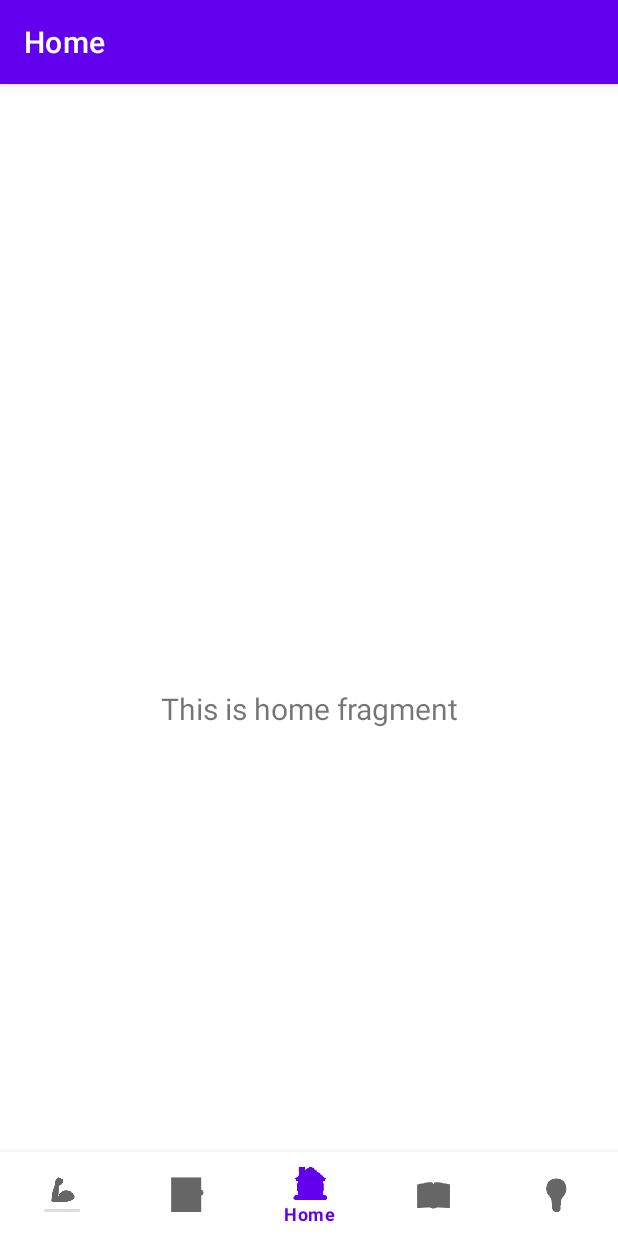
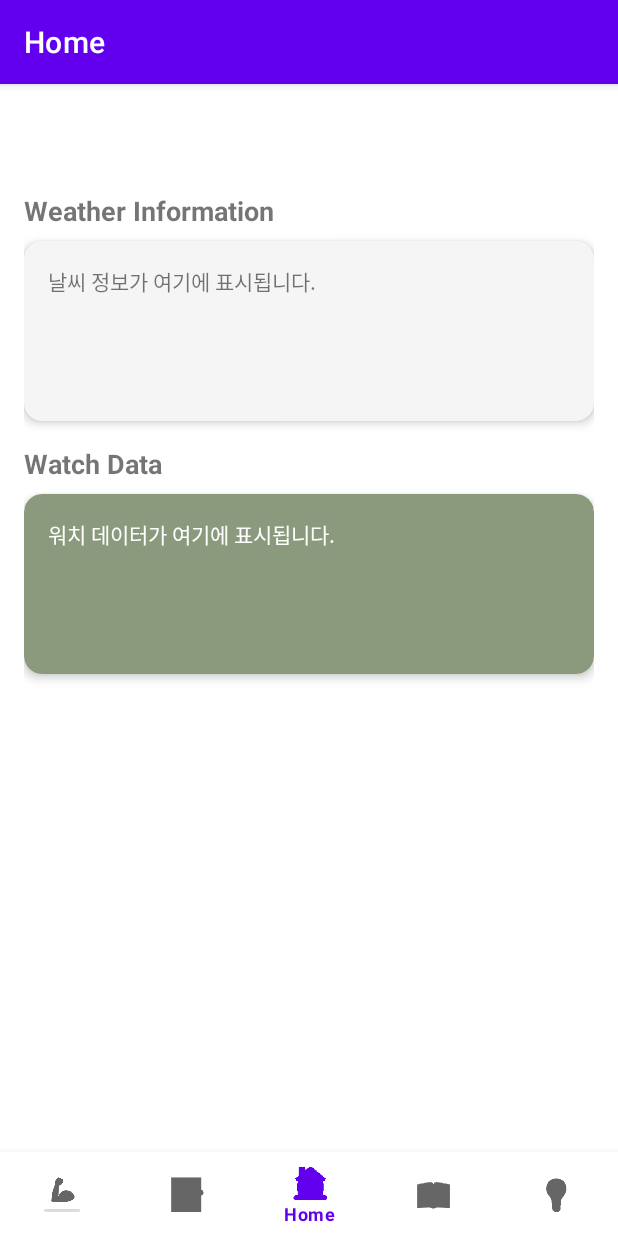
Before and after one commit to HCI-sadproject/SAD-project, an Android app: the screen it shows after launch (MainActivity), on a phone screen of 412 x 824 dp. Run offline under Robolectric (Android 15) with nearby library versions, the phone set to English and light mode, and no system bars; our stand-ins replace navigation-ui.

Commit message:
[ADD]Home_page

```diff
--- a/app/src/main/java/com/example/hci/ui/home/HomeFragment.java
+++ b/app/src/main/java/com/example/hci/ui/home/HomeFragment.java
@@ -4,7 +4,6 @@ import android.os.Bundle;
 import android.view.LayoutInflater;
 import android.view.View;
 import android.view.ViewGroup;
-import android.widget.TextView;
 
 import androidx.annotation.NonNull;
 import androidx.fragment.app.Fragment;
@@ -24,8 +23,16 @@ public class HomeFragment extends Fragment {
         binding = FragmentHomeBinding.inflate(inflater, container, false);
         View root = binding.getRoot();
 
-        final TextView textView = binding.textHome;
-        homeViewModel.getText().observe(getViewLifecycleOwner(), textView::setText);
+        // 날씨 정보 업데이트
+        homeViewModel.getWeatherInfo().observe(getViewLifecycleOwner(), info -> {
+            binding.weatherInfo.setText(info);
+        });
+
+        // 워치 데이터 업데이트
+        homeViewModel.getWatchData().observe(getViewLifecycleOwner(), data -> {
+            binding.watchData.setText(data);
+        });
+
         return root;
     }
 
--- a/app/src/main/java/com/example/hci/ui/home/HomeViewModel.java
+++ b/app/src/main/java/com/example/hci/ui/home/HomeViewModel.java
@@ -6,14 +6,23 @@ import androidx.lifecycle.ViewModel;
 
 public class HomeViewModel extends ViewModel {
 
-    private final MutableLiveData<String> mText;
+    private final MutableLiveData<String> weatherInfo;
+    private final MutableLiveData<String> watchData;
 
     public HomeViewModel() {
-        mText = new MutableLiveData<>();
-        mText.setValue("This is home fragment");
+        weatherInfo = new MutableLiveData<>();
+        watchData = new MutableLiveData<>();
+
+        // 임시 데이터
+        weatherInfo.setValue("날씨 정보가 여기에 표시됩니다.");
+        watchData.setValue("워치 데이터가 여기에 표시됩니다.");
     }
 
-    public LiveData<String> getText() {
-        return mText;
+    public LiveData<String> getWeatherInfo() {
+        return weatherInfo;
+    }
+
+    public LiveData<String> getWatchData() {
+        return watchData;
     }
 }
--- a/app/src/main/res/layout/fragment_home.xml
+++ b/app/src/main/res/layout/fragment_home.xml
@@ -1,22 +1,57 @@
 <?xml version="1.0" encoding="utf-8"?>
-<androidx.constraintlayout.widget.ConstraintLayout xmlns:android="http://schemas.android.com/apk/res/android"
+<LinearLayout xmlns:android="http://schemas.android.com/apk/res/android"
     xmlns:app="http://schemas.android.com/apk/res-auto"
-    xmlns:tools="http://schemas.android.com/tools"
     android:layout_width="match_parent"
     android:layout_height="match_parent"
-    tools:context=".ui.home.HomeFragment">
+    android:orientation="vertical"
+    android:padding="16dp">
 
+    <!-- Weather Information Section -->
     <TextView
-        android:id="@+id/text_home"
         android:layout_width="match_parent"
         android:layout_height="wrap_content"
-        android:layout_marginStart="8dp"
-        android:layout_marginTop="8dp"
-        android:layout_marginEnd="8dp"
-        android:textAlignment="center"
-        android:textSize="20sp"
-        app:layout_constraintBottom_toBottomOf="parent"
-        app:layout_constraintEnd_toEndOf="parent"
-        app:layout_constraintStart_toStartOf="parent"
-        app:layout_constraintTop_toTopOf="parent" />
-</androidx.constraintlayout.widget.ConstraintLayout>
+        android:text="Weather Information"
+        android:textSize="18sp"
+        android:textStyle="bold"
+        android:layout_marginBottom="8dp"/>
+
+    <androidx.cardview.widget.CardView
+        android:layout_width="match_parent"
+        android:layout_height="120dp"
+        android:layout_marginBottom="16dp"
+        app:cardCornerRadius="12dp"
+        app:cardElevation="4dp"
+        app:cardBackgroundColor="#F5F5F5">
+
+        <TextView
+            android:id="@+id/weather_info"
+            android:layout_width="match_parent"
+            android:layout_height="match_parent"
+            android:padding="16dp"/>
+    </androidx.cardview.widget.CardView>
+
+    <!-- Watch Data Section -->
+    <TextView
+        android:layout_width="match_parent"
+        android:layout_height="wrap_content"
+        android:text="Watch Data"
+        android:textSize="18sp"
+        android:textStyle="bold"
+        android:layout_marginBottom="8dp"/>
+
+    <androidx.cardview.widget.CardView
+        android:layout_width="match_parent"
+        android:layout_height="120dp"
+        app:cardCornerRadius="12dp"
+        app:cardElevation="4dp"
+        app:cardBackgroundColor="#8B9A7D">
+
+        <TextView
+            android:id="@+id/watch_data"
+            android:layout_width="match_parent"
+            android:layout_height="match_parent"
+            android:padding="16dp"
+            android:textColor="@android:color/white"/>
+    </androidx.cardview.widget.CardView>
+
+</LinearLayout>
```
